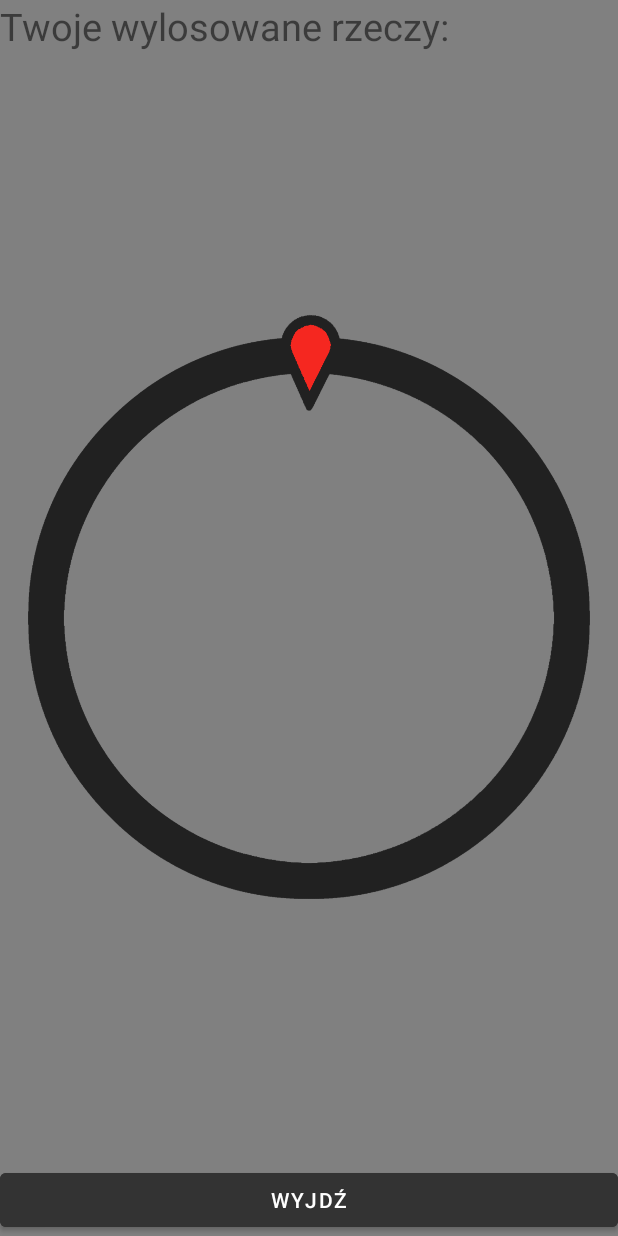
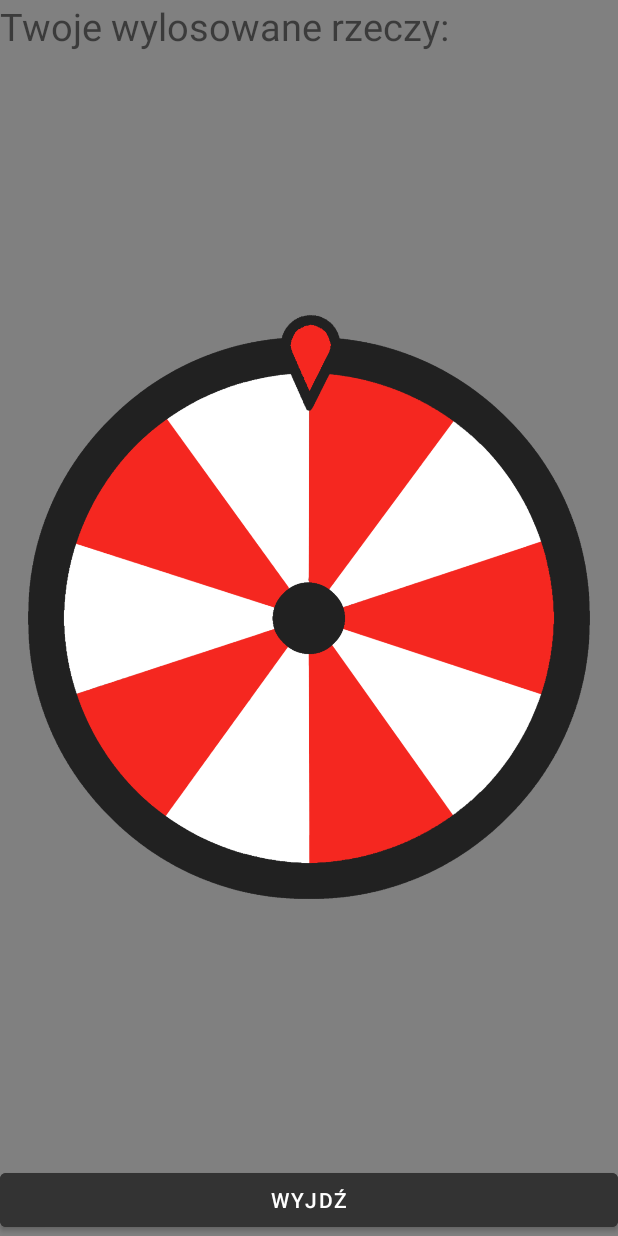
Before and after one commit to Blaz1q/crocodingo, an Android app: the layout popup_kolo_fortuny.xml on its own in the app's theme, with its tools: preview values and no code run, on a phone screen of 412 x 824 dp. Run offline under Robolectric (Android 15) with nearby library versions, the phone set to English and light mode, and no system bars; network calls fail.

Commit message:
poprawiono koło fortuny

```diff
--- a/app/src/main/res/layout/popup_kolo_fortuny.xml
+++ b/app/src/main/res/layout/popup_kolo_fortuny.xml
@@ -8,13 +8,12 @@
     >
 
     <ImageView
-        android:layout_width="0dp"
-        android:layout_height="0dp"
-        android:src="@drawable/srodekkolo"
-        android:id="@+id/kolo"
-
-        />
-
+        android:id="@+id/kolopaski"
+        android:layout_width="wrap_content"
+        android:layout_height="wrap_content"
+        android:layout_above="@+id/welcome_button_testy2"
+        android:layout_marginBottom="-48dp"
+        android:src="@drawable/srodekkolo" />
     <ImageView
         android:id="@+id/obramowanie"
         android:layout_width="wrap_content"
@@ -23,6 +22,7 @@
         android:layout_marginBottom="-48dp"
         android:src="@drawable/kolofortunyramka"
         android:onClick="krec"/>
+
 
     <Button
         android:id="@+id/welcome_button_testy2"
@@ -42,10 +42,6 @@
         android:text="Twoje wylosowane rzeczy: "
         android:textSize="25dp"
         />
-   <View
-       android:layout_width="0dp"
-       android:layout_height="0dp"
-       />
 
 
 
```
Also changed, not shown: app/src/main/java/com/example/czerwone_krokodyle/MainActivity.java (+22 -26 lines).
